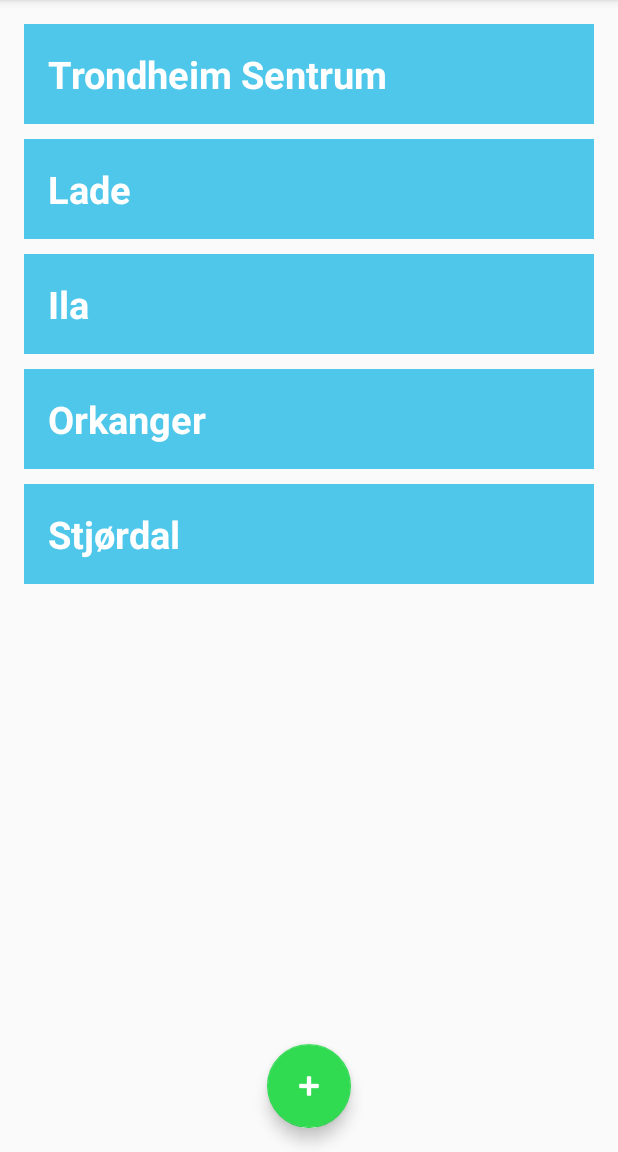
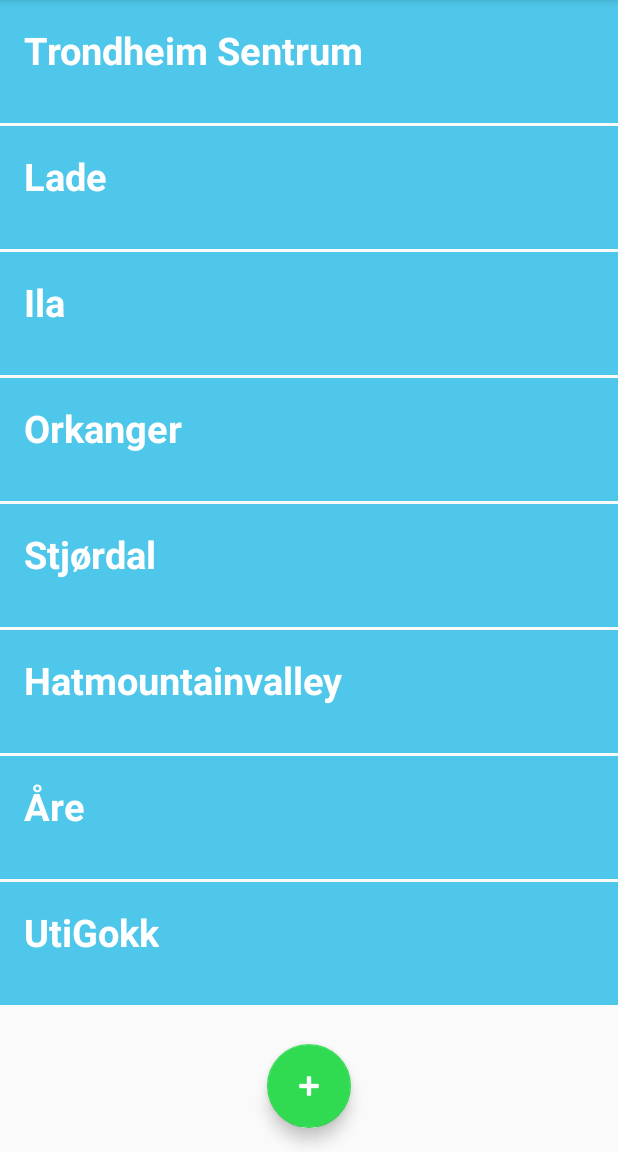
Before and after one commit to erlendg/Winder, an Android app: the screen it shows after launch (MainActivity), on a phone screen of 412 x 824 dp, the part 84-1236 px from its top. Run offline under Robolectric (Android 15) with nearby library versions, the phone set to English and light mode, and no system bars.

Commit message:
layout update

```diff
--- a/app/src/main/java/com/eim/winder/Locations.java
+++ b/app/src/main/java/com/eim/winder/Locations.java
@@ -4,5 +4,5 @@ package com.eim.winder;
  * Created by Mari on 31.01.2016.
  */
 public class Locations {
-    public static final String[] locations = {"Trondheim Sentrum", "Lade", "Ila", "Orkanger", "Stjørdal"};
+    public static final String[] locations = {"Trondheim Sentrum", "Lade", "Ila", "Orkanger", "Stjørdal","Hatmountainvalley", "Åre", "UtiGokk"};
 }
--- a/app/src/main/res/layout/alertsettings_layout.xml
+++ b/app/src/main/res/layout/alertsettings_layout.xml
@@ -158,7 +158,8 @@
         android:layout_width="match_parent"
         android:layout_height="0dp"
         android:layout_weight="1"
-        android:gravity="center|bottom">
+        android:gravity="center|bottom"
+        android:layout_marginBottom="@dimen/activity_horizontal_margin">
 
         <Button
             android:id="@+id/save_button"
--- a/app/src/main/res/layout/content_main.xml
+++ b/app/src/main/res/layout/content_main.xml
@@ -4,10 +4,6 @@
     xmlns:tools="http://schemas.android.com/tools"
     android:layout_width="match_parent"
     android:layout_height="match_parent"
-    android:paddingBottom="@dimen/activity_vertical_margin"
-    android:paddingLeft="@dimen/activity_horizontal_margin"
-    android:paddingRight="@dimen/activity_horizontal_margin"
-    android:paddingTop="@dimen/activity_vertical_margin"
     app:layout_behavior="@string/appbar_scrolling_view_behavior"
     tools:context="com.eim.winder.MainActivity"
     tools:showIn="@layout/activity_main">
@@ -22,7 +18,7 @@
         android:layout_height="wrap_content"
         android:id="@+id/alert_listview"
         android:divider="@android:color/transparent"
-        android:dividerHeight="10dp"
+        android:dividerHeight="2dp"
         android:layout_alignParentRight="true"
         android:layout_alignParentTop="true"
         android:scrollbars="none">
--- a/app/src/main/res/layout/row_layout.xml
+++ b/app/src/main/res/layout/row_layout.xml
@@ -7,6 +7,10 @@
     android:paddingLeft="@dimen/activity_horizontal_margin"
     android:paddingRight="@dimen/activity_horizontal_margin"
     android:paddingTop="@dimen/activity_horizontal_margin">
+
+    <ImageView
+        android:layout_width="50dp"
+        android:layout_height="50dp" />
     <TextView
         android:layout_width="wrap_content"
         android:layout_height="wrap_content"
```
